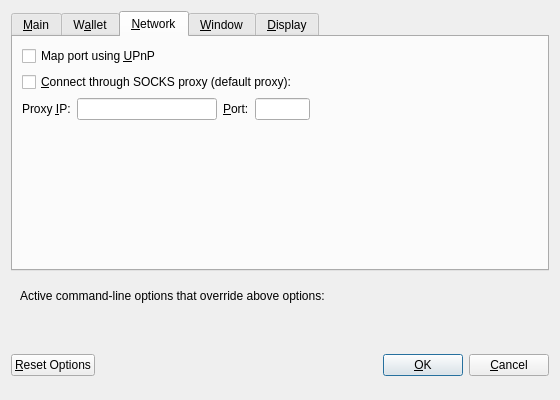
Old version of the form src/qt/forms/optionsdialog.ui in the repository Anoncoin/anoncoin.
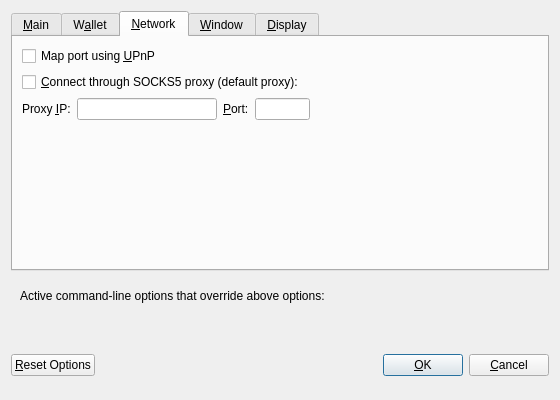
New version of the form. The open tabs and pages were chosen to show the change. Custom widgets are drawn as their Qt base class.

Commit message: i2pshowaddresses and OptionsDialog UI form updates

```diff
--- a/src/qt/forms/optionsdialog.ui
+++ b/src/qt/forms/optionsdialog.ui
@@ -248,7 +248,7 @@
           <string>Connect to the Anoncoin network through a SOCKS proxy.</string>
          </property>
          <property name="text">
-          <string>&amp;Connect through SOCKS proxy (default proxy):</string>
+          <string>&amp;Connect through SOCKS5 proxy (default proxy):</string>
          </property>
         </widget>
        </item>
```
Left out of the diff: 2 changed lines with no effect on the pictures. The commit also changes 1 other file.
